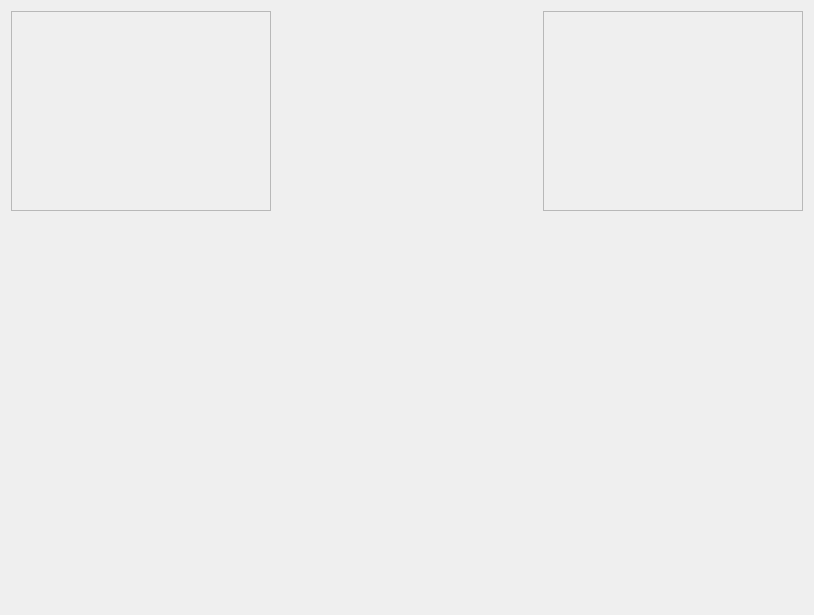
Before: the Qt Designer form src/UI/Overlay.ui in DjangoReinhard/FalconView, drawn with Qt 5.
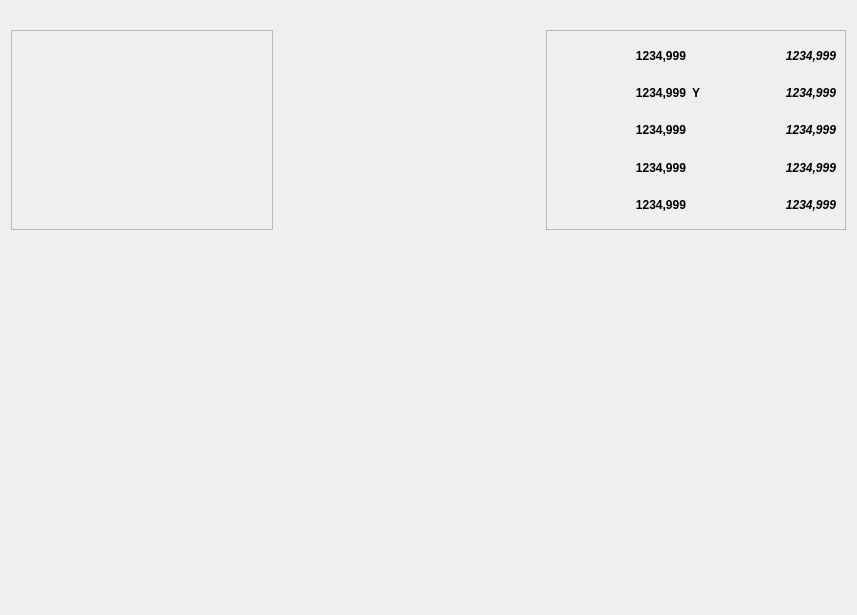
After: the same form once the commit is applied.

Commit message: added Qt overlays which stay on top even with flipping underlaying widgets.

Diff of the .ui file:
```diff
--- a/src/UI/Overlay.ui
+++ b/src/UI/Overlay.ui
@@ -6,7 +6,7 @@
    <rect>
     <x>0</x>
     <y>0</y>
-    <width>814</width>
+    <width>857</width>
     <height>615</height>
    </rect>
   </property>
@@ -14,6 +14,9 @@
    <string>Frame</string>
   </property>
   <layout class="QGridLayout" name="gridLayout">
+   <property name="topMargin">
+    <number>30</number>
+   </property>
    <item row="0" column="0">
     <widget class="QFrame" name="frame">
      <property name="sizePolicy">
@@ -22,6 +25,12 @@
        <verstretch>0</verstretch>
       </sizepolicy>
      </property>
+     <property name="maximumSize">
+      <size>
+       <width>300</width>
+       <height>16777215</height>
+      </size>
+     </property>
      <property name="frameShape">
       <enum>QFrame::StyledPanel</enum>
      </property>
@@ -70,12 +79,303 @@
        <verstretch>0</verstretch>
       </sizepolicy>
      </property>
+     <property name="maximumSize">
+      <size>
+       <width>300</width>
+       <height>16777215</height>
+      </size>
+     </property>
      <property name="frameShape">
       <enum>QFrame::StyledPanel</enum>
      </property>
      <property name="frameShadow">
       <enum>QFrame::Raised</enum>
      </property>
+     <layout class="QGridLayout" name="gridLayout_2" columnstretch="1,0,1">
+      <item row="0" column="2">
+       <widget class="QLabel" name="ovDtgX">
+        <property name="sizePolicy">
+         <sizepolicy hsizetype="Minimum" vsizetype="Minimum">
+          <horstretch>0</horstretch>
+          <verstretch>0</verstretch>
+         </sizepolicy>
+        </property>
+        <property name="font">
+         <font>
+          <weight>75</weight>
+          <italic>true</italic>
+          <bold>true</bold>
+         </font>
+        </property>
+        <property name="autoFillBackground">
+         <bool>true</bool>
+        </property>
+        <property name="text">
+         <string>1234,999</string>
+        </property>
+        <property name="alignment">
+         <set>Qt::AlignRight|Qt::AlignTrailing|Qt::AlignVCenter</set>
+        </property>
+       </widget>
+      </item>
+      <item row="1" column="2">
+       <widget class="QLabel" name="ovDtgY">
+        <property name="sizePolicy">
+         <sizepolicy hsizetype="Minimum" vsizetype="Minimum">
+          <horstretch>0</horstretch>
+          <verstretch>0</verstretch>
+         </sizepolicy>
+        </property>
+        <property name="font">
+         <font>
+          <weight>75</weight>
+          <italic>true</italic>
+          <bold>true</bold>
+         </font>
+        </property>
+        <property name="autoFillBackground">
+         <bool>true</bool>
+        </property>
+        <property name="text">
+         <string>1234,999</string>
+        </property>
+        <property name="alignment">
+         <set>Qt::AlignRight|Qt::AlignTrailing|Qt::AlignVCenter</set>
+        </property>
+       </widget>
+      </item>
+      <item row="2" column="2">
+       <widget class="QLabel" name="ovDtgZ">
+        <property name="sizePolicy">
+         <sizepolicy hsizetype="Minimum" vsizetype="Minimum">
+          <horstretch>0</horstretch>
+          <verstretch>0</verstretch>
+         </sizepolicy>
+        </property>
+        <property name="font">
+         <font>
+          <weight>75</weight>
+          <italic>true</italic>
+          <bold>true</bold>
+         </font>
+        </property>
+        <property name="autoFillBackground">
+         <bool>true</bool>
+        </property>
+        <property name="text">
+         <string>1234,999</string>
+        </property>
+        <property name="alignment">
+         <set>Qt::AlignRight|Qt::AlignTrailing|Qt::AlignVCenter</set>
+        </property>
+       </widget>
+      </item>
+      <item row="0" column="0">
+       <widget class="QLabel" name="ovRelX">
+        <property name="sizePolicy">
+         <sizepolicy hsizetype="Minimum" vsizetype="Minimum">
+          <horstretch>0</horstretch>
+          <verstretch>0</verstretch>
+         </sizepolicy>
+        </property>
+        <property name="font">
+         <font>
+          <weight>75</weight>
+          <bold>true</bold>
+         </font>
+        </property>
+        <property name="autoFillBackground">
+         <bool>true</bool>
+        </property>
+        <property name="text">
+         <string>1234,999</string>
+        </property>
+        <property name="alignment">
+         <set>Qt::AlignRight|Qt::AlignTrailing|Qt::AlignVCenter</set>
+        </property>
+       </widget>
+      </item>
+      <item row="3" column="2">
+       <widget class="QLabel" name="ovDtgA">
+        <property name="sizePolicy">
+         <sizepolicy hsizetype="Minimum" vsizetype="Minimum">
+          <horstretch>0</horstretch>
+          <verstretch>0</verstretch>
+         </sizepolicy>
+        </property>
+        <property name="font">
+         <font>
+          <weight>75</weight>
+          <italic>true</italic>
+          <bold>true</bold>
+         </font>
+        </property>
+        <property name="autoFillBackground">
+         <bool>true</bool>
+        </property>
+        <property name="text">
+         <string>1234,999</string>
+        </property>
+        <property name="alignment">
+         <set>Qt::AlignRight|Qt::AlignTrailing|Qt::AlignVCenter</set>
+        </property>
+       </widget>
+      </item>
+      <item row="3" column="0">
+       <widget class="QLabel" name="ovRelA">
+        <property name="sizePolicy">
+         <sizepolicy hsizetype="Minimum" vsizetype="Minimum">
+          <horstretch>0</horstretch>
+          <verstretch>0</verstretch>
+         </sizepolicy>
+        </property>
+        <property name="font">
+         <font>
+          <weight>75</weight>
+          <bold>true</bold>
+         </font>
+        </property>
+        <property name="autoFillBackground">
+         <bool>true</bool>
+        </property>
+        <property name="text">
+         <string>1234,999</string>
+        </property>
+        <property name="alignment">
+         <set>Qt::AlignRight|Qt::AlignTrailing|Qt::AlignVCenter</set>
+        </property>
+       </widget>
+      </item>
+      <item row="2" column="0">
+       <widget class="QLabel" name="ovRelZ">
+        <property name="sizePolicy">
+         <sizepolicy hsizetype="Minimum" vsizetype="Minimum">
+          <horstretch>0</horstretch>
+          <verstretch>0</verstretch>
+         </sizepolicy>
+        </property>
+        <property name="font">
+         <font>
+          <weight>75</weight>
+          <bold>true</bold>
+         </font>
+        </property>
+        <property name="autoFillBackground">
+         <bool>true</bool>
+        </property>
+        <property name="text">
+         <string>1234,999</string>
+        </property>
+        <property name="alignment">
+         <set>Qt::AlignRight|Qt::AlignTrailing|Qt::AlignVCenter</set>
+        </property>
+       </widget>
+      </item>
+      <item row="1" column="0">
+       <widget class="QLabel" name="ovRelY">
+        <property name="sizePolicy">
+         <sizepolicy hsizetype="Minimum" vsizetype="Minimum">
+          <horstretch>0</horstretch>
+          <verstretch>0</verstretch>
+         </sizepolicy>
+        </property>
+        <property name="font">
+         <font>
+          <weight>75</weight>
+          <bold>true</bold>
+         </font>
+        </property>
+        <property name="autoFillBackground">
+         <bool>true</bool>
+        </property>
+        <property name="text">
+         <string>1234,999</string>
+        </property>
+        <property name="alignment">
+         <set>Qt::AlignRight|Qt::AlignTrailing|Qt::AlignVCenter</set>
+        </property>
+       </widget>
+      </item>
+      <item row="4" column="0">
+       <widget class="QLabel" name="ovRelB">
+        <property name="sizePolicy">
+         <sizepolicy hsizetype="Minimum" vsizetype="Minimum">
+          <horstretch>0</horstretch>
+          <verstretch>0</verstretch>
+         </sizepolicy>
+        </property>
+        <property name="font">
+         <font>
+          <weight>75</weight>
+          <bold>true</bold>
+         </font>
+        </property>
+        <property name="autoFillBackground">
+         <bool>true</bool>
+        </property>
+        <property name="text">
+         <string>1234,999</string>
+        </property>
+        <property name="alignment">
+         <set>Qt::AlignRight|Qt::AlignTrailing|Qt::AlignVCenter</set>
+        </property>
+       </widget>
+      </item>
+      <item row="4" column="2">
+       <widget class="QLabel" name="ovDtgB">
+        <property name="sizePolicy">
+         <sizepolicy hsizetype="Minimum" vsizetype="Minimum">
+          <horstretch>0</horstretch>
+          <verstretch>0</verstretch>
+         </sizepolicy>
+        </property>
+        <property name="maximumSize">
+         <size>
+          <width>16777215</width>
+          <height>16777215</height>
+         </size>
+        </property>
+        <property name="font">
+         <font>
+          <weight>75</weight>
+          <italic>true</italic>
+          <bold>true</bold>
+         </font>
+        </property>
+        <property name="autoFillBackground">
+         <bool>true</bool>
+        </property>
+        <property name="text">
+         <string>1234,999</string>
+        </property>
+        <property name="alignment">
+         <set>Qt::AlignRight|Qt::AlignTrailing|Qt::AlignVCenter</set>
+        </property>
+       </widget>
+      </item>
+      <item row="1" column="1">
+       <widget class="QLabel" name="xTitle">
+        <property name="sizePolicy">
+         <sizepolicy hsizetype="Minimum" vsizetype="Minimum">
+          <horstretch>0</horstretch>
+          <verstretch>0</verstretch>
+         </sizepolicy>
+        </property>
+        <property name="font">
+         <font>
+          <weight>75</weight>
+          <bold>true</bold>
+         </font>
+        </property>
+        <property name="autoFillBackground">
+         <bool>true</bool>
+        </property>
+        <property name="text">
+         <string>Y</string>
+        </property>
+       </widget>
+      </item>
+     </layout>
     </widget>
    </item>
   </layout>
```
The commit also changes 8 other files.
